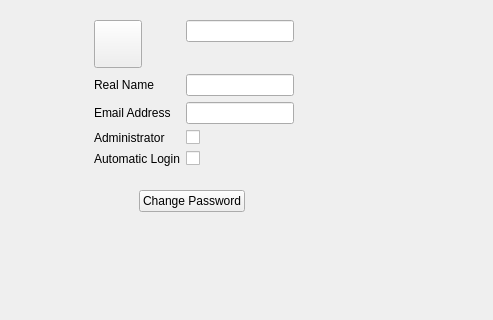
Above: src/account.ui from KDE/user-manager before the change; both pictures show x 110 to 603 and y 0 to 320 of the 603 by 481 pixel window. Below: the same form after it.
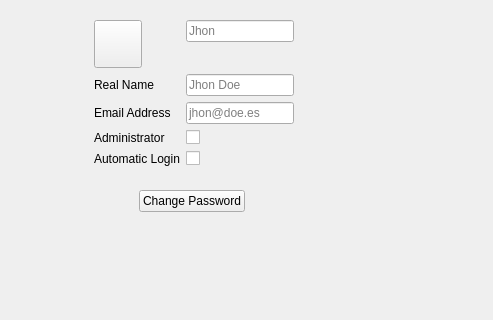
That is the form after the change.

Commit message: Add place holders for account form

Patch:
```diff
--- a/src/account.ui
+++ b/src/account.ui
@@ -34,6 +34,9 @@
         <property name="text">
          <string/>
         </property>
+        <property name="placeholderText">
+         <string>Jhon</string>
+        </property>
        </widget>
       </item>
       <item row="0" column="0">
@@ -75,6 +78,9 @@
         <property name="echoMode">
          <enum>QLineEdit::Normal</enum>
         </property>
+        <property name="placeholderText">
+         <string>Jhon Doe</string>
+        </property>
        </widget>
       </item>
       <item row="1" column="0">
@@ -95,6 +101,9 @@
         <property name="text">
          <string/>
         </property>
+        <property name="placeholderText">
+         <string>jhon@doe.es</string>
+        </property>
        </widget>
       </item>
       <item row="2" column="0">
```
